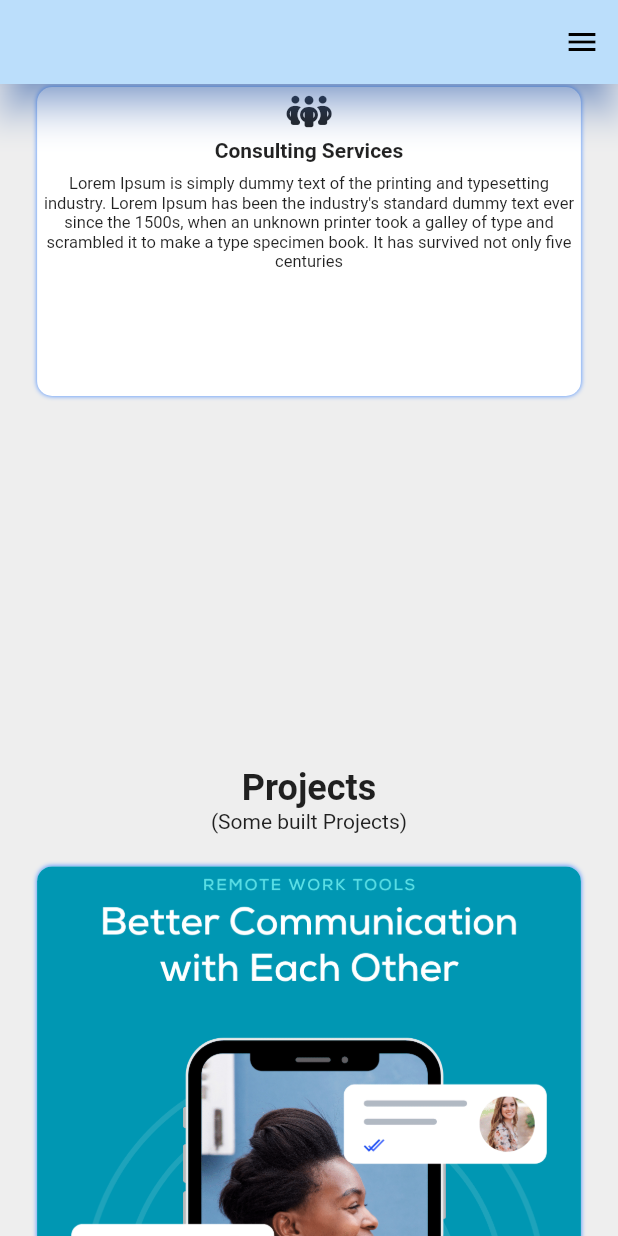
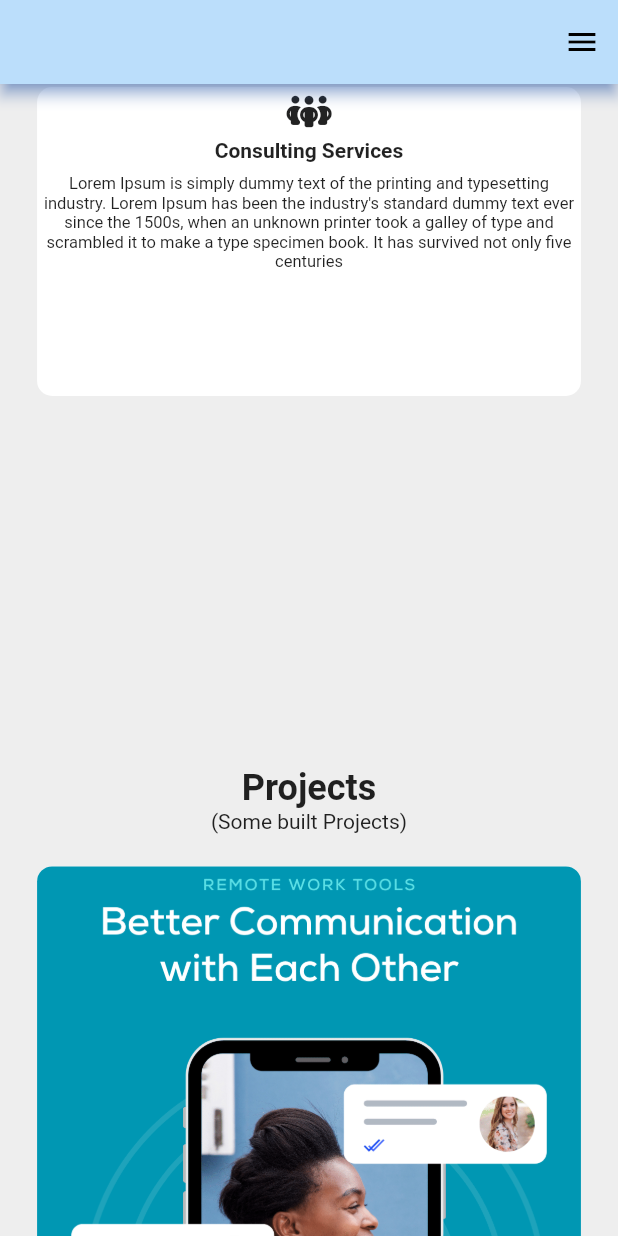
Before and after one commit to Richmond-Nunoo/flutter-portfolio-web, a Flutter app: the screen it shows after launch, scrolled down 1728 dp, on a phone screen of 412 x 824 dp. Run offline on Flutter 3.47's test engine with Material 3 defaults, Android fonts, the phone set to English and light mode, and no system bars; our stand-ins replace font_awesome_flutter.

Commit message:
little imorovements

```diff
--- a/lib/mainpage/homepage.dart
+++ b/lib/mainpage/homepage.dart
@@ -75,15 +75,11 @@ class _HomePageState extends State<HomePage> {
               ],
             ),
         ],
-        elevation: 10,
       ),
       body: Responsive.isMobile(context) || Responsive.isTablet(context)
-          ? SingleChildScrollView(
+          ? ListView(
               physics: const BouncingScrollPhysics(),
               controller: _scrollController,
-              child: Column(
-                mainAxisAlignment: MainAxisAlignment.start,
-                crossAxisAlignment: CrossAxisAlignment.center,
               children: [
                 MobileHomePage(
                   tapContactInfoCallback: () {
@@ -105,20 +101,18 @@ class _HomePageState extends State<HomePage> {
                 const MobileAboutUserSection(),
                 const MobileServicesSection(),
                 const MobileProjectsSection(),
-                  const MobileContactSection()
+                const MobileContactSection(),
               ],
-              ),
             )
-          : SingleChildScrollView(
+          : ListView(
               controller: _scrollController,
               physics: const BouncingScrollPhysics(),
-              child: Column(
               children: [
                 HomeSection(
                   tapContactInfoCallback: () {
                     setState(() {
                       _scrollToSection(4);
-                        activeSectionIndex = 4; // Update activeSectionIndex
+                      activeSectionIndex = 4;
                     });
                   },
                   linkedInTapCallBack: () async {
@@ -137,13 +131,11 @@ class _HomePageState extends State<HomePage> {
                 const ContactSection(),
               ],
             ),
-            ),
     );
   }
 
   void openPdf() async {
     String pdfAssetPath = AppData.cvLink;
-
     final Uri uri = Uri.file(pdfAssetPath);
 
     try {
@@ -167,7 +159,7 @@ class _HomePageState extends State<HomePage> {
 
   void _scrollToSection(int section) {
     double heightRes = MediaQuery.of(context).size.height;
-    double sectionHeight = heightRes * 0.70;
+    double sectionHeight = heightRes * 0.78;
     double scrollPosition = section * sectionHeight;
     _scrollController.animateTo(
       scrollPosition,
--- a/lib/widgets/projects_card.dart
+++ b/lib/widgets/projects_card.dart
@@ -25,7 +25,6 @@ class ProjectCard extends StatelessWidget {
       decoration: const BoxDecoration(
         borderRadius: BorderRadius.all(Radius.circular(10)),
         color: Colors.white,
-        boxShadow: [BoxShadow(color: Colors.blueAccent, blurRadius: 2)],
       ),
       child: Column(
         children: [
--- a/lib/widgets/services_card.dart
+++ b/lib/widgets/services_card.dart
@@ -23,7 +23,7 @@ class ServicesCard extends StatelessWidget {
       decoration: const BoxDecoration(
         borderRadius: BorderRadius.all(Radius.circular(10)),
         color: Colors.white,
-        boxShadow: [BoxShadow(color: Colors.blueAccent, blurRadius: 2)],
+
       ),
       child: Center(
         child: Column(
```
Lines whose indentation alone changed are shown as unchanged.
